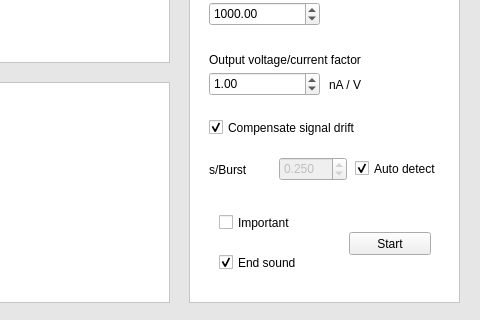
Old version of the form gui/rthybrid.ui in the repository GNB-UAM/RTHybrid; both pictures show x 861 to 1341 and y 388 to 708 of the 1341 by 708 pixel window.
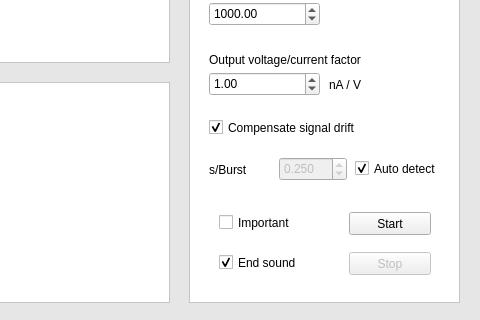
New version of the form. Icons and pictures are not drawn.

The edit to the form file:
```diff
--- a/gui/rthybrid.ui
+++ b/gui/rthybrid.ui
@@ -3546,7 +3546,7 @@
      <property name="geometry">
       <rect>
        <x>160</x>
-       <y>600</y>
+       <y>580</y>
        <width>82</width>
        <height>23</height>
       </rect>
@@ -3699,6 +3699,22 @@
       <string>nA / V</string>
      </property>
     </widget>
+    <widget class="QPushButton" name="buttonStop">
+     <property name="enabled">
+      <bool>false</bool>
+     </property>
+     <property name="geometry">
+      <rect>
+       <x>160</x>
+       <y>620</y>
+       <width>82</width>
+       <height>23</height>
+      </rect>
+     </property>
+     <property name="text">
+      <string>Stop</string>
+     </property>
+    </widget>
    </widget>
    <zorder>frameAux4</zorder>
    <zorder>frameAux</zorder>
```
Left out of the diff: 2 changed lines with no effect on the pictures.
